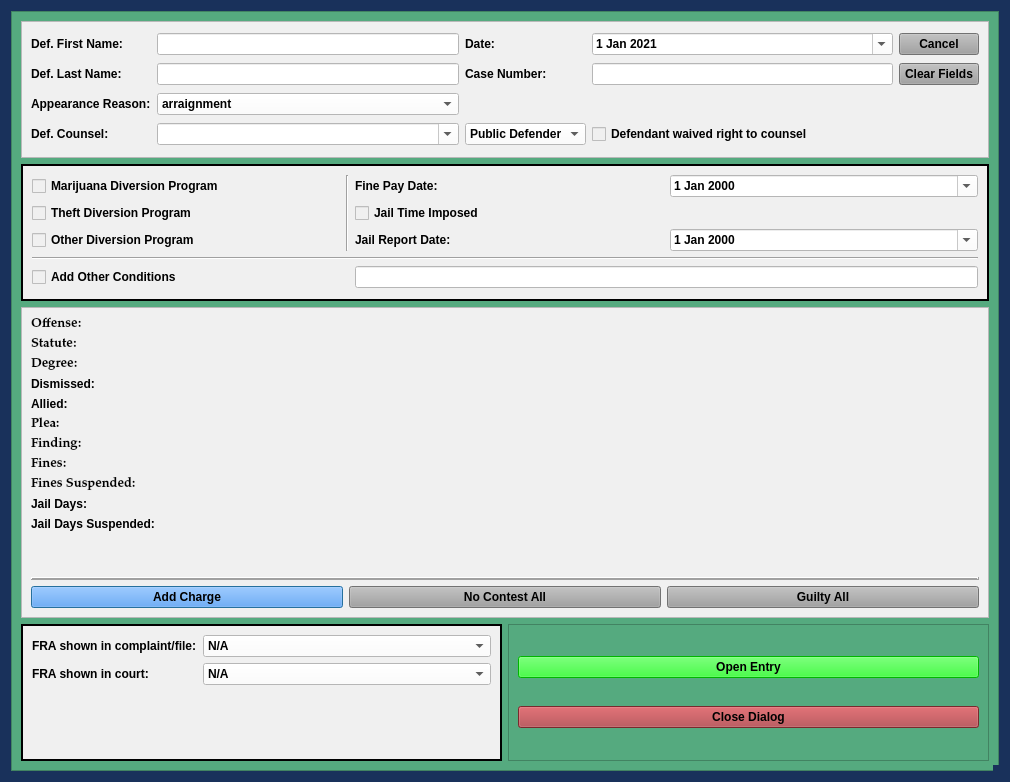
First picture: the form in package/views/ui/DiversionPleaDialog.ui, repository HunterProgram22/MuniEntry, before the edit.
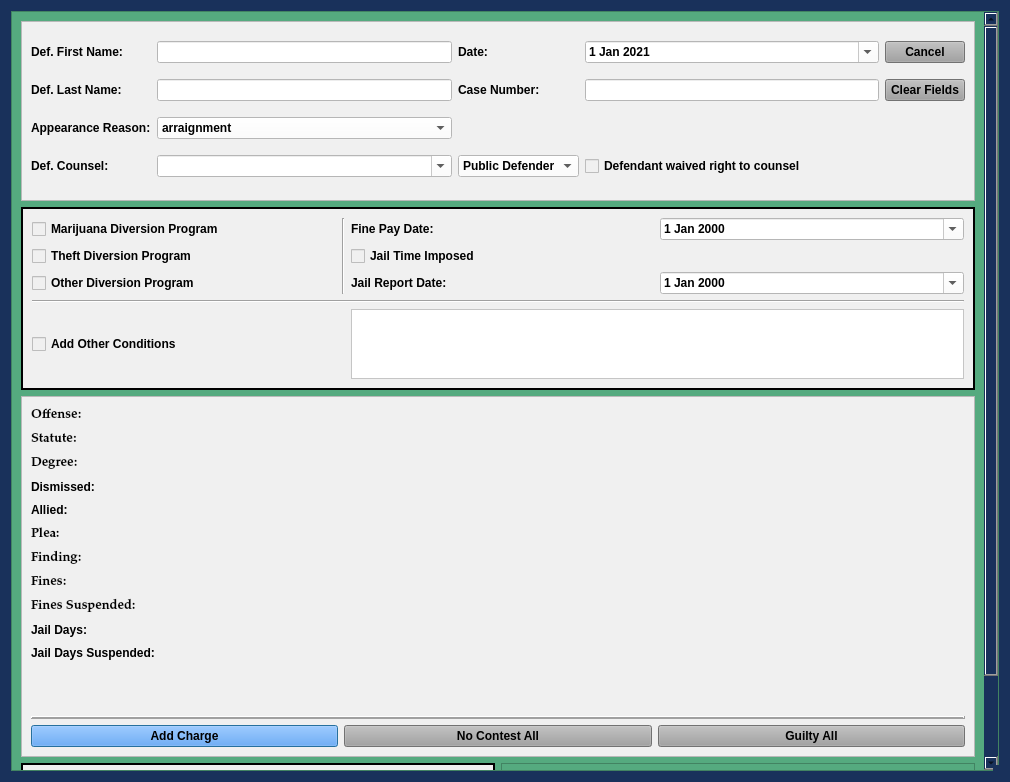
Second picture: the form after the edit.

Commit message: Updated Diversion view and added textEdit for other.

The edit to the form file:
```diff
--- a/package/views/ui/DiversionPleaDialog.ui
+++ b/package/views/ui/DiversionPleaDialog.ui
@@ -161,12 +161,123 @@
       <property name="geometry">
        <rect>
         <x>0</x>
-        <y>0</y>
-        <width>990</width>
-        <height>762</height>
+        <y>-164</y>
+        <width>969</width>
+        <height>926</height>
        </rect>
       </property>
-      <layout class="QGridLayout" name="gridLayout_2">
+      <layout class="QGridLayout" name="gridLayout_2" rowstretch="2,1,4,1,0">
+       <item row="1" column="0" colspan="2">
+        <widget class="QFrame" name="diversion_frame">
+         <property name="enabled">
+          <bool>true</bool>
+         </property>
+         <property name="styleSheet">
+          <string notr="true">background-color: rgb(240, 240, 240);</string>
+         </property>
+         <property name="frameShape">
+          <enum>QFrame::Box</enum>
+         </property>
+         <property name="frameShadow">
+          <enum>QFrame::Plain</enum>
+         </property>
+         <property name="lineWidth">
+          <number>2</number>
+         </property>
+         <layout class="QGridLayout" name="gridLayout_8" rowstretch="1,1,1,1,1,1,1">
+          <item row="4" column="0">
+           <widget class="QCheckBox" name="other_conditions_checkBox">
+            <property name="text">
+             <string>Add Other Conditions</string>
+            </property>
+           </widget>
+          </item>
+          <item row="0" column="3">
+           <widget class="QDateEdit" name="diversion_fine_pay_date_box">
+            <property name="styleSheet">
+             <string notr="true">background-color: rgb(255, 255, 255);</string>
+            </property>
+            <property name="calendarPopup">
+             <bool>true</bool>
+            </property>
+           </widget>
+          </item>
+          <item row="2" column="2">
+           <widget class="QLabel" name="diversion_jail_report_date_label">
+            <property name="text">
+             <string>Jail Report Date:</string>
+            </property>
+           </widget>
+          </item>
+          <item row="0" column="1" rowspan="3">
+           <widget class="Line" name="line_7">
+            <property name="orientation">
+             <enum>Qt::Vertical</enum>
+            </property>
+           </widget>
+          </item>
+          <item row="2" column="3">
+           <widget class="QDateEdit" name="diversion_jail_report_date_box">
+            <property name="styleSheet">
+             <string notr="true">background-color: rgb(255, 255, 255);</string>
+            </property>
+            <property name="calendarPopup">
+             <bool>true</bool>
+            </property>
+           </widget>
+          </item>
+          <item row="1" column="2">
+           <widget class="QCheckBox" name="diversion_jail_imposed_checkBox">
+            <property name="text">
+             <string>Jail Time Imposed</string>
+            </property>
+           </widget>
+          </item>
+          <item row="0" column="0">
+           <widget class="QCheckBox" name="marijuana_diversion_checkBox">
+            <property name="text">
+             <string>Marijuana Diversion Program</string>
+            </property>
+           </widget>
+          </item>
+          <item row="0" column="2">
+           <widget class="QLabel" name="label_23">
+            <property name="text">
+             <string>Fine Pay Date:</string>
+            </property>
+           </widget>
+          </item>
+          <item row="1" column="0">
+           <widget class="QCheckBox" name="theft_diversion_checkBox">
+            <property name="text">
+             <string>Theft Diversion Program</string>
+            </property>
+           </widget>
+          </item>
+          <item row="2" column="0">
+           <widget class="QCheckBox" name="other_diversion_checkBox">
+            <property name="text">
+             <string>Other Diversion Program</string>
+            </property>
+           </widget>
+          </item>
+          <item row="3" column="0" colspan="4">
+           <widget class="Line" name="line_2">
+            <property name="orientation">
+             <enum>Qt::Horizontal</enum>
+            </property>
+           </widget>
+          </item>
+          <item row="4" column="2" colspan="2">
+           <widget class="QTextEdit" name="other_conditions_textEdit">
+            <property name="styleSheet">
+             <string notr="true">background-color: rgb(255, 255, 255);</string>
+            </property>
+           </widget>
+          </item>
+         </layout>
+        </widget>
+       </item>
        <item row="2" column="0" colspan="2">
         <widget class="QFrame" name="frame">
          <property name="sizePolicy">
@@ -632,7 +743,7 @@
          </layout>
         </widget>
        </item>
-       <item row="4" column="0">
+       <item row="3" column="0">
         <widget class="QFrame" name="fra_frame">
          <property name="sizePolicy">
           <sizepolicy hsizetype="Preferred" vsizetype="Preferred">
@@ -714,28 +825,15 @@
          </layout>
         </widget>
        </item>
-       <item row="4" column="1">
-        <widget class="QFrame" name="frame_2">
+       <item row="3" column="1">
+        <widget class="QFrame" name="frame_3">
          <property name="frameShape">
           <enum>QFrame::StyledPanel</enum>
          </property>
          <property name="frameShadow">
           <enum>QFrame::Raised</enum>
          </property>
-         <layout class="QGridLayout" name="gridLayout_7">
-          <item row="1" column="0">
-           <widget class="QPushButton" name="close_dialog_Button">
-            <property name="styleSheet">
-             <string notr="true">background-color: rgb(170, 58, 63);</string>
-            </property>
-            <property name="text">
-             <string>Close Dialog</string>
-            </property>
-            <property name="autoDefault">
-             <bool>false</bool>
-            </property>
-           </widget>
-          </item>
+         <layout class="QGridLayout" name="gridLayout_4">
           <item row="0" column="0">
            <widget class="QPushButton" name="create_entry_Button">
             <property name="focusPolicy">
@@ -752,114 +850,16 @@
             </property>
            </widget>
           </item>
-         </layout>
-        </widget>
-       </item>
-       <item row="1" column="0" colspan="2">
-        <widget class="QFrame" name="diversion_frame">
-         <property name="enabled">
-          <bool>true</bool>
-         </property>
-         <property name="styleSheet">
-          <string notr="true">background-color: rgb(240, 240, 240);</string>
-         </property>
-         <property name="frameShape">
-          <enum>QFrame::Box</enum>
-         </property>
-         <property name="frameShadow">
-          <enum>QFrame::Plain</enum>
-         </property>
-         <property name="lineWidth">
-          <number>2</number>
-         </property>
-         <layout class="QGridLayout" name="gridLayout_8">
-          <item row="4" column="0">
-           <widget class="QCheckBox" name="other_conditions_checkBox">
-            <property name="text">
-             <string>Add Other Conditions</string>
-            </property>
-           </widget>
-          </item>
-          <item row="0" column="3">
-           <widget class="QDateEdit" name="diversion_fine_pay_date_box">
-            <property name="styleSheet">
-             <string notr="true">background-color: rgb(255, 255, 255);</string>
-            </property>
-            <property name="calendarPopup">
-             <bool>true</bool>
-            </property>
-           </widget>
-          </item>
-          <item row="2" column="2">
-           <widget class="QLabel" name="diversion_jail_report_date_label">
-            <property name="text">
-             <string>Jail Report Date:</string>
-            </property>
-           </widget>
-          </item>
-          <item row="0" column="1" rowspan="3">
-           <widget class="Line" name="line_7">
-            <property name="orientation">
-             <enum>Qt::Vertical</enum>
-            </property>
-           </widget>
-          </item>
-          <item row="2" column="3">
-           <widget class="QDateEdit" name="diversion_jail_report_date_box">
-            <property name="styleSheet">
-             <string notr="true">background-color: rgb(255, 255, 255);</string>
-            </property>
-            <property name="calendarPopup">
-             <bool>true</bool>
-            </property>
-           </widget>
-          </item>
-          <item row="1" column="2">
-           <widget class="QCheckBox" name="diversion_jail_imposed_checkBox">
-            <property name="text">
-             <string>Jail Time Imposed</string>
-            </property>
-           </widget>
-          </item>
-          <item row="0" column="0">
-           <widget class="QCheckBox" name="marijuana_diversion_checkBox">
-            <property name="text">
-             <string>Marijuana Diversion Program</string>
-            </property>
-           </widget>
-          </item>
-          <item row="0" column="2">
-           <widget class="QLabel" name="label_23">
-            <property name="text">
-             <string>Fine Pay Date:</string>
-            </property>
-           </widget>
-          </item>
           <item row="1" column="0">
-           <widget class="QCheckBox" name="theft_diversion_checkBox">
-            <property name="text">
-             <string>Theft Diversion Program</string>
-            </property>
-           </widget>
-          </item>
-          <item row="2" column="0">
-           <widget class="QCheckBox" name="other_diversion_checkBox">
-            <property name="text">
-             <string>Other Diversion Program</string>
-            </property>
-           </widget>
-          </item>
-          <item row="3" column="0" colspan="4">
-           <widget class="Line" name="line_2">
-            <property name="orientation">
-             <enum>Qt::Horizontal</enum>
-            </property>
-           </widget>
-          </item>
-          <item row="4" column="2" colspan="2">
-           <widget class="QLineEdit" name="other_conditions_box">
+           <widget class="QPushButton" name="close_dialog_Button">
             <property name="styleSheet">
-             <string notr="true">background-color: rgb(255, 255, 255);</string>
+             <string notr="true">background-color: rgb(170, 58, 63);</string>
+            </property>
+            <property name="text">
+             <string>Close Dialog</string>
+            </property>
+            <property name="autoDefault">
+             <bool>false</bool>
             </property>
            </widget>
           </item>
```
Left out of the diff: 2 changed lines with no effect on the pictures. The commit also changes 5 other files.
